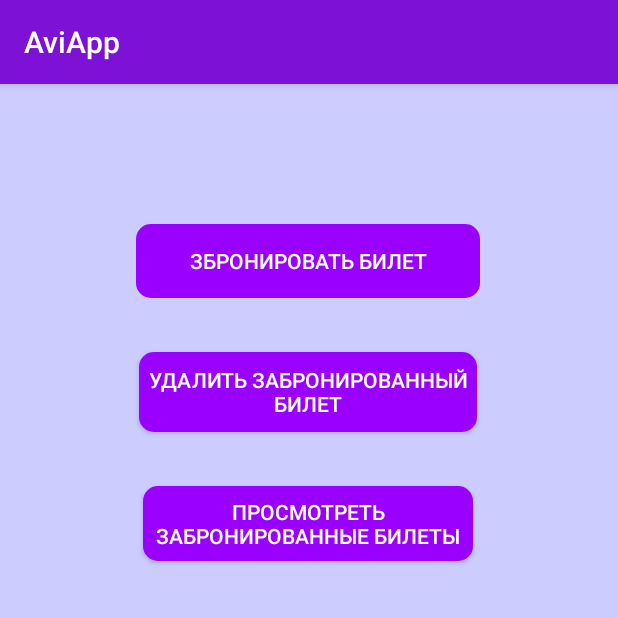
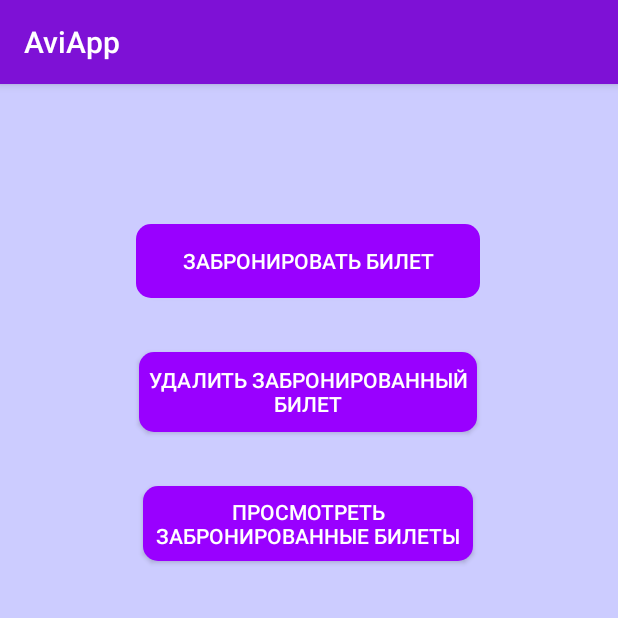
Before and after one commit to PoZmroku/aviapp, an Android app: the Menu screen opened directly, with no data from a screen before it, on a phone screen of 412 x 824 dp, the top half of it. Run offline under Robolectric (Android 15) with nearby library versions, the phone set to English and light mode, and no system bars.

Commit message:
strings.xml L10n

```diff
--- a/app/src/main/res/values/strings.xml
+++ b/app/src/main/res/values/strings.xml
@@ -13,7 +13,7 @@
     <string name="enter">Enter</string>
     <string name="b_0">0</string>
     <string name="backspace">backspace</string>
-    <string name="book_a_new_ticket">Збронировать билет</string>
+    <string name="book_a_new_ticket">Забронировать билет</string>
     <string name="delete_an_existing_ticket">Удалить забронированный билет</string>
     <string name="get_an_existing_ticket">Просмотреть забронированные билеты</string>
     <string name="select_the_date_of_travel">Выберите дату вылета</string>
```
